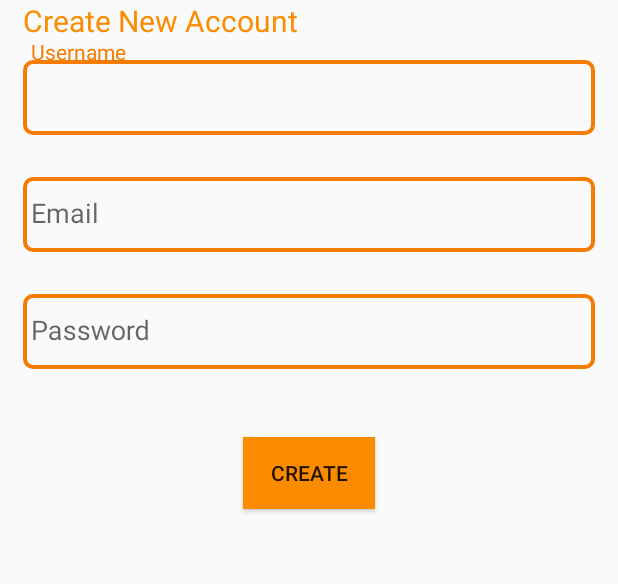
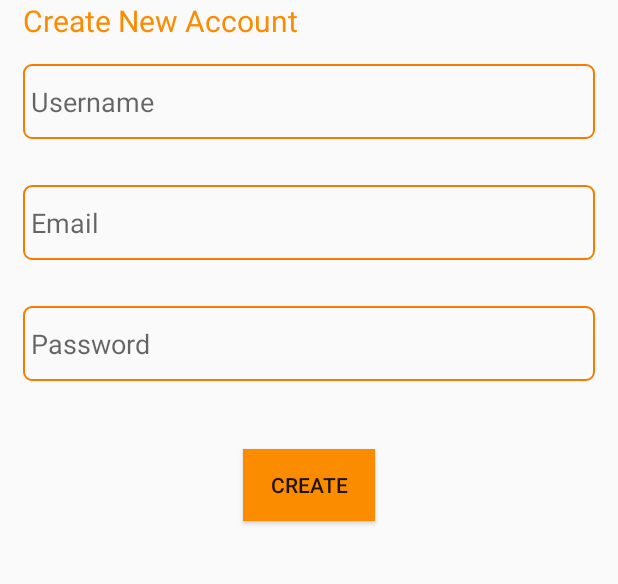
Before and after one commit to sukhbeer/ChatApp, an Android app: the RegisterActivity screen opened directly, with no data from a screen before it, on a phone screen of 412 x 824 dp, the part 231-815 px from its top. Run offline under Robolectric (Android 15) with nearby library versions, the phone set to English and light mode, and no system bars; our stand-ins replace Firebase (no records; nobody signed in at launch, a user with empty details on screens opened directly).

Commit message:
bug fixes

```diff
--- /dev/null
+++ b/app/src/main/res/drawable/edit_text.xml
@@ -0,0 +1,4 @@
+<?xml version="1.0" encoding="utf-8"?>
+<layer-list xmlns:android="http://schemas.android.com/apk/res/android">
+  <item android:top="@dimen/five_dp"/>
+</layer-list>
--- a/app/src/main/res/drawable/lr_edit_text.xml
+++ b/app/src/main/res/drawable/lr_edit_text.xml
@@ -2,7 +2,7 @@
 <shape xmlns:android="http://schemas.android.com/apk/res/android"
     android:shape="rectangle">
     <solid android:color="#00000000" />
-    <stroke android:width="2.5dp"
+    <stroke android:width="1dp"
         android:color="@color/colorPrimary"
         />
     <corners
--- a/app/src/main/res/layout/activity_register.xml
+++ b/app/src/main/res/layout/activity_register.xml
@@ -29,31 +29,16 @@
         android:text="Create New Account"
         android:textSize="20sp"/>
 
-    <android.support.design.widget.TextInputLayout
-        android:id="@+id/username_text_input_layout"
-        android:layout_width="match_parent"
-        android:layout_height="wrap_content"
-        app:hintTextAppearance="@style/MyHintText">
-
         <EditText
             android:id="@+id/edName"
             android:layout_width="match_parent"
             android:layout_height="50dp"
+            android:layout_margin="15dp"
             android:background="@drawable/lr_edit_text"
-            android:layout_margin="15dp"
             android:ems="10"
+            android:hint="Username"
             android:paddingStart="5dp"
-            android:paddingEnd="5dp"
-            android:hint="Username" />
-
-    </android.support.design.widget.TextInputLayout>
-
-
-    <android.support.design.widget.TextInputLayout
-        android:id="@+id/user_email_text_input_layout"
-        android:layout_width="match_parent"
-        android:layout_height="wrap_content"
-        app:hintTextAppearance="@style/MyHintText">
+            android:paddingEnd="5dp" />
 
         <EditText
             android:id="@+id/edEmail"
@@ -66,14 +51,6 @@
             android:paddingEnd="5dp"
             android:hint="Email" />
 
-    </android.support.design.widget.TextInputLayout>
-
-    <android.support.design.widget.TextInputLayout
-        android:id="@+id/user_password_text_input_layout"
-        android:layout_width="match_parent"
-        android:layout_height="wrap_content"
-        app:hintTextAppearance="@style/MyHintText">
-
         <EditText
             android:id="@+id/edPassword"
             android:layout_width="match_parent"
@@ -85,7 +62,6 @@
             android:paddingEnd="5dp"
             android:hint="Password" />
 
-    </android.support.design.widget.TextInputLayout>
 
     <Button
         android:id="@+id/btnReg"
@@ -95,4 +71,5 @@
         android:background="@color/colorAccent"
         android:layout_gravity="center_horizontal"
         android:layout_margin="30dp"/>
+
 </LinearLayout>
--- a/app/src/main/res/layout/activity_start.xml
+++ b/app/src/main/res/layout/activity_start.xml
@@ -24,6 +24,7 @@
         android:layout_width="wrap_content"
         android:layout_height="wrap_content"
         android:id="@+id/btNewReg"
+        android:background="@color/colorPrimary"
         android:text="Register"
         />
     <TextView
@@ -33,6 +34,7 @@
     <Button
         android:id="@+id/StartLoginBtn"
         android:layout_width="wrap_content"
+        android:background="@color/colorPrimary"
         android:layout_height="wrap_content"
         android:text="Login"/>
 
--- a/app/src/main/res/values/styles.xml
+++ b/app/src/main/res/values/styles.xml
@@ -8,7 +8,5 @@
         <item name="colorAccent">@color/colorAccent</item>
     </style>
     <!--Floating label text style-->
-    <style name="MyHintText" parent="TextAppearance.AppCompat.Small">
-        <item name="android:textColor">@color/colorPrimary</item>
-    </style>
+
 </resources>
```
Also changed, not shown: app/src/main/java/com/example/android/chatapp2/Fragment/RequestFragment.java (deleted, +0 -35 lines), app/src/main/res/layout/activity_login.xml (+1 -14 lines).
